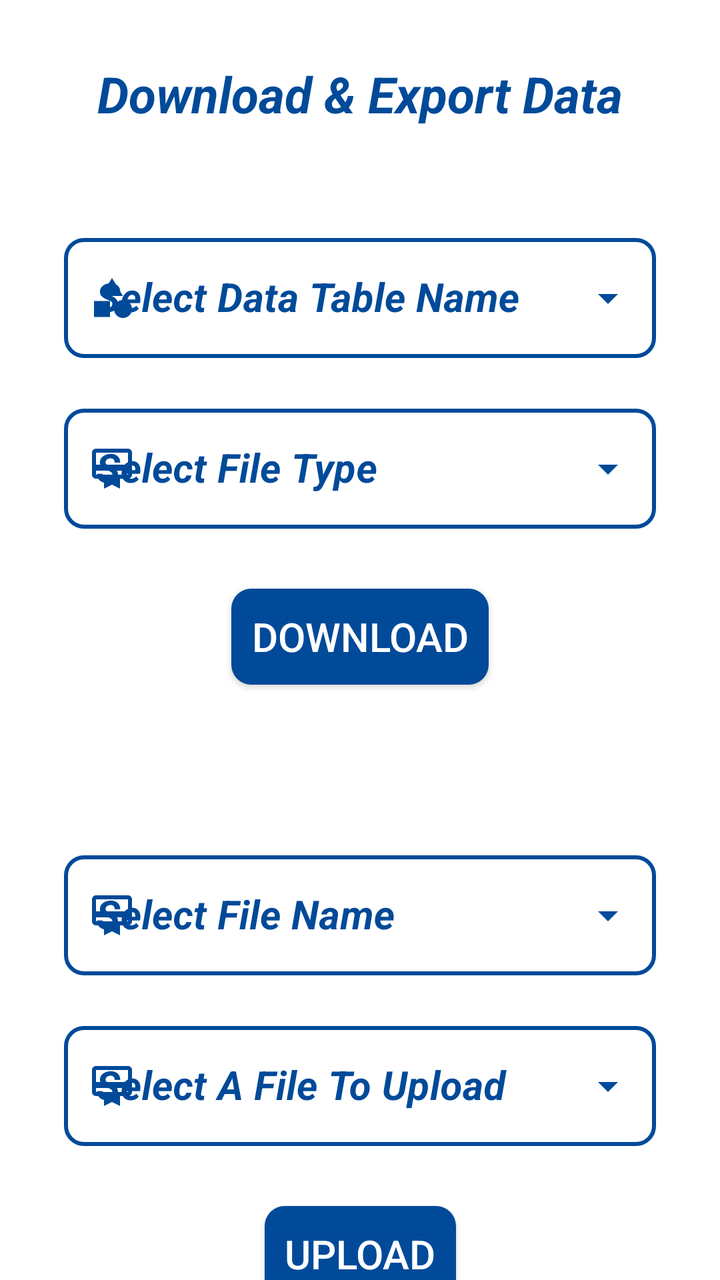
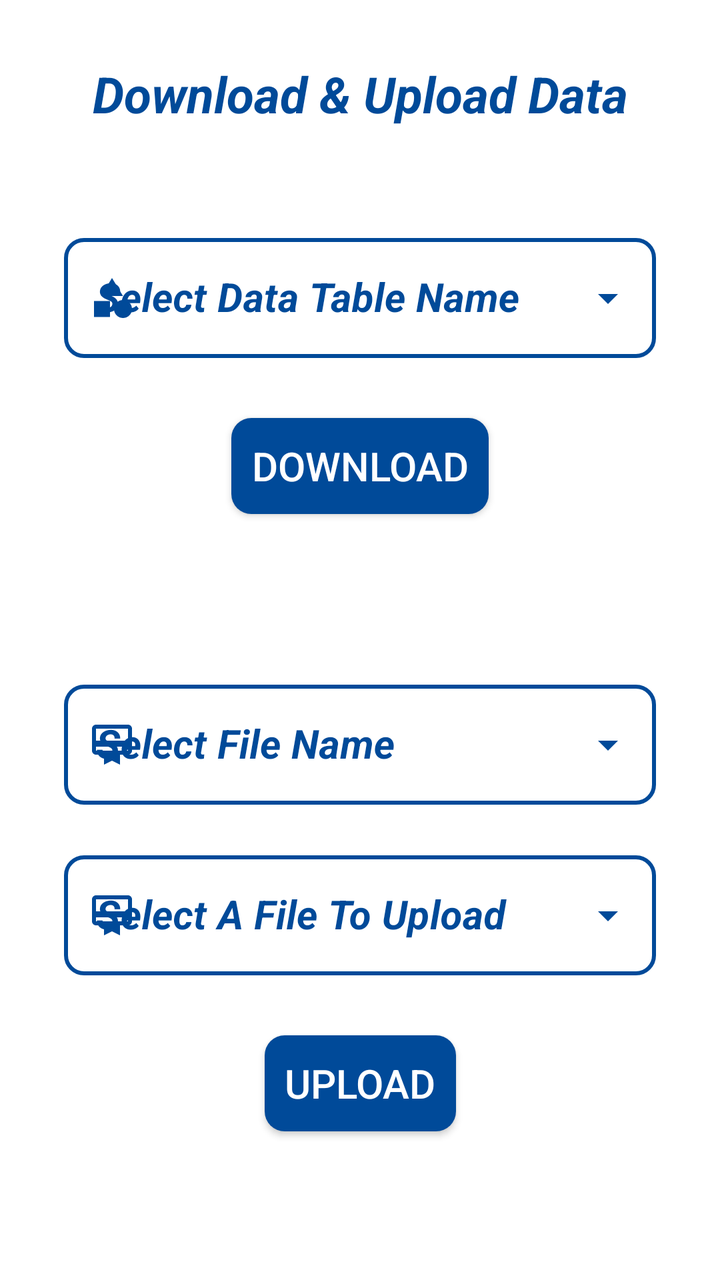

The first picture is an Android layout as it rendered before a commit; the second is the same layout after the commit. The layout source and the unified diff follow.
<!-- AndroidManifest.xml: application theme AppTheme -->
<!-- res/layout/fragment_data.xml -->
<?xml version="1.0" encoding="utf-8"?>
<FrameLayout xmlns:android="http://schemas.android.com/apk/res/android"
    xmlns:app="http://schemas.android.com/apk/res-auto"
    xmlns:tools="http://schemas.android.com/tools"
    android:layout_width="match_parent"
    android:layout_height="match_parent"
    tools:context=".AdminActivity.DataFragment">

    <androidx.constraintlayout.widget.ConstraintLayout
        android:layout_width="match_parent"
        android:layout_height="match_parent">

        <TextView
            android:id="@+id/dataHeading"
            android:layout_width="wrap_content"
            android:layout_height="wrap_content"
            android:layout_marginTop="30dp"
            android:text="@string/download_amp_export_data"
            android:textColor="@color/background"
            android:textSize="25sp"
            android:textStyle="bold|italic"
            app:layout_constraintEnd_toEndOf="parent"
            app:layout_constraintStart_toStartOf="parent"
            app:layout_constraintTop_toTopOf="parent" />

        <com.google.android.material.textfield.TextInputLayout
            android:id="@+id/dataTableLayout"
            style="@style/Widget.MaterialComponents.TextInputLayout.OutlinedBox.Dense.ExposedDropdownMenu"
            android:layout_width="0dp"
            android:layout_height="wrap_content"
            android:layout_marginStart="32dp"
            android:layout_marginTop="50dp"
            android:layout_marginEnd="32dp"
            android:hint="@string/select_data_table"
            android:textColorHint="@color/background"
            android:theme="@style/ThemeOverlay.AppTheme.TextInputEditText.Outlined"
            app:boxCornerRadiusBottomEnd="10dp"
            app:boxCornerRadiusBottomStart="10dp"
            app:boxCornerRadiusTopEnd="10dp"
            app:boxCornerRadiusTopStart="10dp"
            app:boxStrokeColor="@color/grey"
            app:boxStrokeWidth="2dp"
            app:boxStrokeWidthFocused="2dp"
            app:endIconTint="@color/background"
            app:errorTextColor="@color/red"
            app:hintTextColor="@color/background"
            app:layout_constraintEnd_toEndOf="parent"
            app:layout_constraintStart_toStartOf="parent"
            app:layout_constraintTop_toBottomOf="@+id/dataHeading"
            app:startIconDrawable="@drawable/ic_category"
            app:startIconTint="@color/background">

            <AutoCompleteTextView
                android:id="@+id/dataTable"
                android:layout_width="match_parent"
                android:layout_height="60sp"
                android:inputType="none"
                android:textColor="@color/background"
                android:textSize="20sp"
                android:textStyle="bold|italic"
                tools:ignore="LabelFor" />
        </com.google.android.material.textfield.TextInputLayout>

        <com.google.android.material.textfield.TextInputLayout
            android:id="@+id/dataTypeLayout"
            style="@style/Widget.MaterialComponents.TextInputLayout.OutlinedBox.Dense.ExposedDropdownMenu"
            android:layout_width="0dp"
            android:layout_height="wrap_content"
            android:layout_marginTop="20dp"
            android:hint="@string/select_file_type"
            android:textColorHint="@color/background"
            android:theme="@style/ThemeOverlay.AppTheme.TextInputEditText.Outlined"
            app:boxCornerRadiusBottomEnd="10dp"
            app:boxCornerRadiusBottomStart="10dp"
            app:boxCornerRadiusTopEnd="10dp"
            app:boxCornerRadiusTopStart="10dp"
            app:boxStrokeColor="@color/grey"
            app:boxStrokeWidth="2dp"
            app:boxStrokeWidthFocused="2dp"
            app:endIconTint="@color/background"
            app:errorTextColor="@color/red"
            app:hintTextColor="@color/background"
            app:layout_constraintEnd_toEndOf="@+id/dataTableLayout"
            app:layout_constraintStart_toStartOf="@+id/dataTableLayout"
            app:layout_constraintTop_toBottomOf="@+id/dataTableLayout"
            app:startIconDrawable="@drawable/ic_type"
            app:startIconTint="@color/background">

            <AutoCompleteTextView
                android:id="@+id/dataType"
                android:layout_width="match_parent"
                android:layout_height="60sp"
                android:inputType="none"
                android:textColor="@color/background"
                android:textSize="20sp"
                android:textStyle="bold|italic"
                tools:ignore="LabelFor" />
        </com.google.android.material.textfield.TextInputLayout>

        <androidx.appcompat.widget.AppCompatButton
            android:id="@+id/dataDownloadButton"
            android:layout_width="wrap_content"
            android:layout_height="wrap_content"
            android:layout_marginTop="30dp"
            android:background="@drawable/button_background"
            android:text="  Download  "
            android:textColor="@color/white"
            android:textSize="20sp"
            app:layout_constraintEnd_toEndOf="parent"
            app:layout_constraintStart_toStartOf="parent"
            app:layout_constraintTop_toBottomOf="@+id/dataTypeLayout"
            tools:ignore="HardcodedText" />

        <com.google.android.material.textfield.TextInputLayout
            android:id="@+id/dataUploadNameLayout"
            style="@style/Widget.MaterialComponents.TextInputLayout.OutlinedBox.Dense.ExposedDropdownMenu"
            android:layout_width="0dp"
            android:layout_height="wrap_content"
            android:layout_marginTop="80dp"
            android:hint="@string/select_file_name"
            android:textColorHint="@color/background"
            android:theme="@style/ThemeOverlay.AppTheme.TextInputEditText.Outlined"
            app:boxCornerRadiusBottomEnd="10dp"
            app:boxCornerRadiusBottomStart="10dp"
            app:boxCornerRadiusTopEnd="10dp"
            app:boxCornerRadiusTopStart="10dp"
            app:boxStrokeColor="@color/grey"
            app:boxStrokeWidth="2dp"
            app:boxStrokeWidthFocused="2dp"
            app:endIconTint="@color/background"
            app:errorTextColor="@color/red"
            app:hintTextColor="@color/background"
            app:layout_constraintEnd_toEndOf="@+id/dataTypeLayout"
            app:layout_constraintStart_toStartOf="@+id/dataTypeLayout"
            app:layout_constraintTop_toBottomOf="@+id/dataDownloadButton"
            app:startIconDrawable="@drawable/ic_type"
            app:startIconTint="@color/background">

            <AutoCompleteTextView
                android:id="@+id/dataUploadName"
                android:layout_width="match_parent"
                android:layout_height="60sp"
                android:inputType="none"
                android:textColor="@color/background"
                android:textSize="20sp"
                android:textStyle="bold|italic"
                tools:ignore="LabelFor" />
        </com.google.android.material.textfield.TextInputLayout>

        <com.google.android.material.textfield.TextInputLayout
            android:id="@+id/dataUploadFileLayout"
            style="@style/Widget.MaterialComponents.TextInputLayout.OutlinedBox.Dense.ExposedDropdownMenu"
            android:layout_width="0dp"
            android:layout_height="wrap_content"
            android:layout_marginTop="20dp"
            android:hint="@string/select_a_file_to_upload"
            android:textColorHint="@color/background"
            android:theme="@style/ThemeOverlay.AppTheme.TextInputEditText.Outlined"
            app:boxCornerRadiusBottomEnd="10dp"
            app:boxCornerRadiusBottomStart="10dp"
            app:boxCornerRadiusTopEnd="10dp"
            app:boxCornerRadiusTopStart="10dp"
            app:boxStrokeColor="@color/grey"
            app:boxStrokeWidth="2dp"
            app:boxStrokeWidthFocused="2dp"
            app:endIconTint="@color/background"
            app:errorTextColor="@color/red"
            app:hintTextColor="@color/background"
            app:layout_constraintEnd_toEndOf="@+id/dataUploadNameLayout"
            app:layout_constraintStart_toStartOf="@+id/dataUploadNameLayout"
            app:layout_constraintTop_toBottomOf="@+id/dataUploadNameLayout"
            app:startIconDrawable="@drawable/ic_type"
            app:startIconTint="@color/background">

            <AutoCompleteTextView
                android:id="@+id/dataUploadFile"
                android:layout_width="match_parent"
                android:layout_height="60sp"
                android:inputType="none"
                android:textColor="@color/background"
                android:textSize="20sp"
                android:textStyle="bold|italic"
                tools:ignore="LabelFor" />
        </com.google.android.material.textfield.TextInputLayout>

        <androidx.appcompat.widget.AppCompatButton
            android:id="@+id/dataUploadButton"
            android:layout_width="wrap_content"
            android:layout_height="wrap_content"
            android:layout_marginTop="30dp"
            android:background="@drawable/button_background"
            android:text="  Upload  "
            android:textColor="@color/white"
            android:textSize="20sp"
            app:layout_constraintEnd_toEndOf="parent"
            app:layout_constraintStart_toStartOf="parent"
            app:layout_constraintTop_toBottomOf="@+id/dataUploadFileLayout"
            tools:ignore="HardcodedText" />

    </androidx.constraintlayout.widget.ConstraintLayout>

</FrameLayout>
<!-- resources referenced by this layout -->
<resources>
  <color name="background">#004A99</color>
  <color name="grey">#808080</color>
  <color name="red">#FF0000</color>
  <color name="white">#FFFFFFFF</color>
  <!-- drawable button_background (drawable) -->
  <?xml version="1.0" encoding="utf-8"?>
  <ripple xmlns:android="http://schemas.android.com/apk/res/android"
      android:color="@color/white">
      <item>
          <shape android:shape="rectangle">
              <solid android:color="@color/background" />
              <corners android:radius="10dp" />
          </shape>
      </item>
  </ripple>
  <!-- drawable ic_category (drawable) -->
  <vector android:height="24dp" android:tint="#FFFFFF"
      android:viewportHeight="24" android:viewportWidth="24"
      android:width="24dp" xmlns:android="http://schemas.android.com/apk/res/android">
      <path android:fillColor="@android:color/white" android:pathData="M12,2l-5.5,9h11z"/>
      <path android:fillColor="@android:color/white" android:pathData="M17.5,17.5m-4.5,0a4.5,4.5 0,1 1,9 0a4.5,4.5 0,1 1,-9 0"/>
      <path android:fillColor="@android:color/white" android:pathData="M3,13.5h8v8H3z"/>
  </vector>
  <!-- drawable ic_type (drawable) -->
  <vector xmlns:android="http://schemas.android.com/apk/res/android"
      android:width="24dp"
      android:height="24dp"
      android:tint="#FFFFFF"
      android:viewportWidth="24"
      android:viewportHeight="24">
      <path
          android:fillColor="@android:color/white"
          android:pathData="M20,2L4,2c-1.11,0 -2,0.89 -2,2v11c0,1.11 0.89,2 2,2h4v5l4,-2 4,2v-5h4c1.11,0 2,-0.89 2,-2L22,4c0,-1.11 -0.89,-2 -2,-2zM20,15L4,15v-2h16v2zM20,10L4,10L4,4h16v6z" />
  </vector>
  <string name="download_amp_export_data">Download &amp; Export Data</string>
  <string name="select_a_file_to_upload">Select A File To Upload</string>
  <string name="select_data_table">Select Data Table Name</string>
  <string name="select_file_name">Select File Name</string>
  <string name="select_file_type">Select File Type</string>
  <style name="ThemeOverlay.AppTheme.TextInputEditText.Outlined" parent="Widget.MaterialComponents.TextInputLayout.OutlinedBox.Dense">
          <item name="colorControlActivated">@color/background</item>
      </style>
  <style name="AppTheme" parent="Theme.MaterialComponents.Light.DarkActionBar">
          
          
          
          <item name="colorPrimary">@color/background</item>
          <item name="colorPrimaryDark">@color/background</item>
          <item name="colorAccent">@color/background</item>
          
          <item name="colorSurface">@color/background</item>
          
          <item name="android:itemTextAppearance">@style/OptionsMenuStyle</item>
      </style>
  <style name="OptionsMenuStyle" parent="@style/TextAppearance.AppCompat.Widget.ActionBar.Title">
          <item name="android:textColor">@color/background</item>
          <item name="android:textStyle">italic|bold</item>
          <item name="android:textSize">15sp</item>
      </style>
</resources>

<!-- the commit's change to res/layout/fragment_data.xml (unified diff, before → after) -->
@@ -1,5 +1,4 @@
-<?xml version="1.0" encoding="utf-8"?>
-<FrameLayout xmlns:android="http://schemas.android.com/apk/res/android"
+<ScrollView xmlns:android="http://schemas.android.com/apk/res/android"
     xmlns:app="http://schemas.android.com/apk/res-auto"
     xmlns:tools="http://schemas.android.com/tools"
     android:layout_width="match_parent"
@@ -8,14 +7,14 @@
 
     <androidx.constraintlayout.widget.ConstraintLayout
         android:layout_width="match_parent"
-        android:layout_height="match_parent">
+        android:layout_height="wrap_content">
 
         <TextView
             android:id="@+id/dataHeading"
             android:layout_width="wrap_content"
             android:layout_height="wrap_content"
             android:layout_marginTop="30dp"
-            android:text="@string/download_amp_export_data"
+            android:text="@string/download_amp_upload_data"
             android:textColor="@color/background"
             android:textSize="25sp"
             android:textStyle="bold|italic"
@@ -61,42 +60,6 @@
                 tools:ignore="LabelFor" />
         </com.google.android.material.textfield.TextInputLayout>
 
-        <com.google.android.material.textfield.TextInputLayout
-            android:id="@+id/dataTypeLayout"
-            style="@style/Widget.MaterialComponents.TextInputLayout.OutlinedBox.Dense.ExposedDropdownMenu"
-            android:layout_width="0dp"
-            android:layout_height="wrap_content"
-            android:layout_marginTop="20dp"
-            android:hint="@string/select_file_type"
-            android:textColorHint="@color/background"
-            android:theme="@style/ThemeOverlay.AppTheme.TextInputEditText.Outlined"
-            app:boxCornerRadiusBottomEnd="10dp"
-            app:boxCornerRadiusBottomStart="10dp"
-            app:boxCornerRadiusTopEnd="10dp"
-            app:boxCornerRadiusTopStart="10dp"
-            app:boxStrokeColor="@color/grey"
-            app:boxStrokeWidth="2dp"
-            app:boxStrokeWidthFocused="2dp"
-            app:endIconTint="@color/background"
-            app:errorTextColor="@color/red"
-            app:hintTextColor="@color/background"
-            app:layout_constraintEnd_toEndOf="@+id/dataTableLayout"
-            app:layout_constraintStart_toStartOf="@+id/dataTableLayout"
-            app:layout_constraintTop_toBottomOf="@+id/dataTableLayout"
-            app:startIconDrawable="@drawable/ic_type"
-            app:startIconTint="@color/background">
-
-            <AutoCompleteTextView
-                android:id="@+id/dataType"
-                android:layout_width="match_parent"
-                android:layout_height="60sp"
-                android:inputType="none"
-                android:textColor="@color/background"
-                android:textSize="20sp"
-                android:textStyle="bold|italic"
-                tools:ignore="LabelFor" />
-        </com.google.android.material.textfield.TextInputLayout>
-
         <androidx.appcompat.widget.AppCompatButton
             android:id="@+id/dataDownloadButton"
             android:layout_width="wrap_content"
@@ -108,7 +71,7 @@
             android:textSize="20sp"
             app:layout_constraintEnd_toEndOf="parent"
             app:layout_constraintStart_toStartOf="parent"
-            app:layout_constraintTop_toBottomOf="@+id/dataTypeLayout"
+            app:layout_constraintTop_toBottomOf="@+id/dataTableLayout"
             tools:ignore="HardcodedText" />
 
         <com.google.android.material.textfield.TextInputLayout
@@ -130,8 +93,8 @@
             app:endIconTint="@color/background"
             app:errorTextColor="@color/red"
             app:hintTextColor="@color/background"
-            app:layout_constraintEnd_toEndOf="@+id/dataTypeLayout"
-            app:layout_constraintStart_toStartOf="@+id/dataTypeLayout"
+            app:layout_constraintEnd_toEndOf="@+id/dataTableLayout"
+            app:layout_constraintStart_toStartOf="@+id/dataTableLayout"
             app:layout_constraintTop_toBottomOf="@+id/dataDownloadButton"
             app:startIconDrawable="@drawable/ic_type"
             app:startIconTint="@color/background">
@@ -197,6 +160,13 @@
             app:layout_constraintTop_toBottomOf="@+id/dataUploadFileLayout"
             tools:ignore="HardcodedText" />
 
+        <TextView
+            android:layout_width="wrap_content"
+            android:layout_height="wrap_content"
+            app:layout_constraintEnd_toEndOf="parent"
+            app:layout_constraintStart_toStartOf="parent"
+            app:layout_constraintTop_toBottomOf="@+id/dataUploadButton" />
+
     </androidx.constraintlayout.widget.ConstraintLayout>
 
-</FrameLayout>
+</ScrollView>
<!-- resource entries referenced after the edit -->
@@ -34,11 +34,10 @@
           android:fillColor="@android:color/white"
           android:pathData="M20,2L4,2c-1.11,0 -2,0.89 -2,2v11c0,1.11 0.89,2 2,2h4v5l4,-2 4,2v-5h4c1.11,0 2,-0.89 2,-2L22,4c0,-1.11 -0.89,-2 -2,-2zM20,15L4,15v-2h16v2zM20,10L4,10L4,4h16v6z" />
   </vector>
-  <string name="download_amp_export_data">Download &amp; Export Data</string>
+  <string name="download_amp_upload_data">Download &amp; Upload Data</string>
   <string name="select_a_file_to_upload">Select A File To Upload</string>
   <string name="select_data_table">Select Data Table Name</string>
   <string name="select_file_name">Select File Name</string>
-  <string name="select_file_type">Select File Type</string>
   <style name="ThemeOverlay.AppTheme.TextInputEditText.Outlined" parent="Widget.MaterialComponents.TextInputLayout.OutlinedBox.Dense">
           <item name="colorControlActivated">@color/background</item>
       </style>
